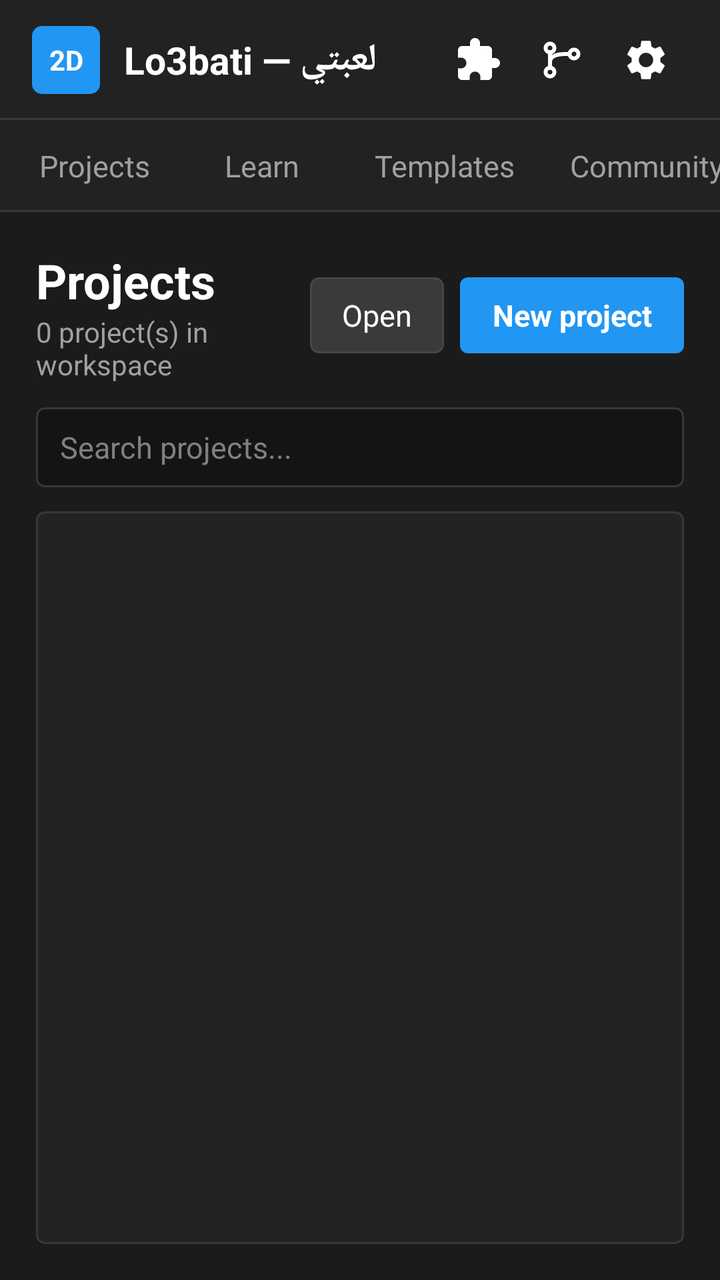
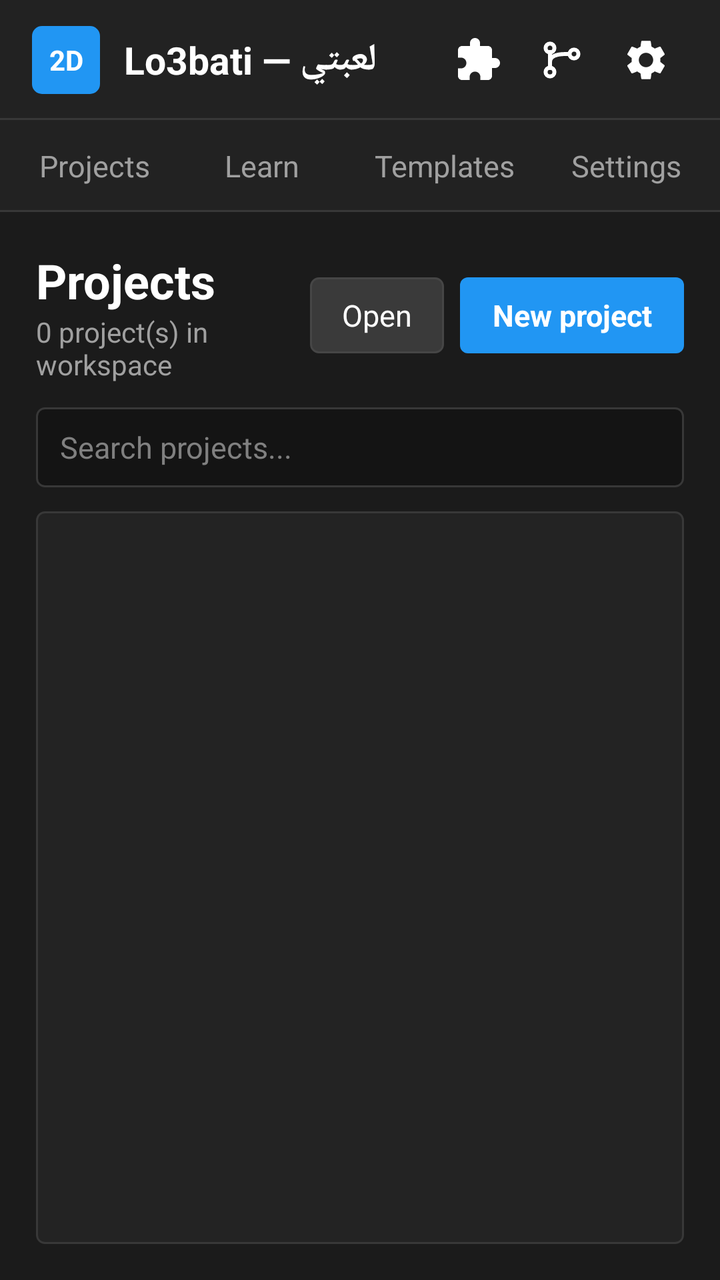

The first picture is an Android layout as it rendered before a commit; the second is the same layout after the commit. The layout source and the unified diff follow.
<!-- AndroidManifest.xml: application theme AppTheme -->
<!-- res/layout/home_screen.xml -->
<?xml version="1.0" encoding="utf-8"?>
<LinearLayout xmlns:android="http://schemas.android.com/apk/res/android"
    android:layout_width="match_parent"
    android:layout_height="match_parent"
    android:background="@color/home_bg"
    android:clickable="true"
    android:focusable="true"
    android:orientation="vertical">

    
    <LinearLayout
        android:layout_width="match_parent"
        android:layout_height="60dp"
        android:background="@drawable/home_header_bg"
        android:gravity="center_vertical"
        android:orientation="horizontal"
        android:paddingStart="16dp"
        android:paddingEnd="16dp">

        <TextView
            android:layout_width="34dp"
            android:layout_height="34dp"
            android:background="@drawable/home_logo_bg"
            android:gravity="center"
            android:text="2D"
            android:textColor="@color/home_text"
            android:textSize="14sp"
            android:textStyle="bold" />

        <TextView
            android:layout_width="wrap_content"
            android:layout_height="wrap_content"
            android:layout_marginStart="12dp"
            android:text="لعبتي — Lo3bati"
            android:textColor="@color/home_text"
            android:textSize="19sp"
            android:textStyle="bold" />

        <View
            android:layout_width="0dp"
            android:layout_height="1dp"
            android:layout_weight="1" />

        <ImageView
            android:id="@+id/home_blocks"
            android:layout_width="42dp"
            android:layout_height="42dp"
            android:background="?android:attr/selectableItemBackgroundBorderless"
            android:contentDescription="Block creator"
            android:padding="9dp"
            android:src="@drawable/ic_s2_blocks"
            android:tint="@color/home_text" />

        <ImageView
            android:id="@+id/home_clone"
            android:layout_width="42dp"
            android:layout_height="42dp"
            android:background="?android:attr/selectableItemBackgroundBorderless"
            android:contentDescription="Clone from GitHub"
            android:padding="9dp"
            android:src="@drawable/ic_s2_git"
            android:tint="@color/home_text" />

        <ImageView
            android:id="@+id/home_gear"
            android:layout_width="42dp"
            android:layout_height="42dp"
            android:background="?android:attr/selectableItemBackgroundBorderless"
            android:contentDescription="Settings"
            android:padding="9dp"
            android:src="@drawable/ic_s2_settings"
            android:tint="@color/home_text" />
    </LinearLayout>

    
    <HorizontalScrollView
        android:layout_width="match_parent"
        android:layout_height="wrap_content"
        android:background="@drawable/home_header_bg"
        android:fillViewport="true"
        android:scrollbars="none">

        <LinearLayout
            android:id="@+id/home_tabs"
            android:layout_width="match_parent"
            android:layout_height="wrap_content"
            android:orientation="horizontal"
            android:padding="5dp">

            <TextView android:id="@+id/tab_projects" style="@style/HomeTab" android:text="Projects" />
            <TextView android:id="@+id/tab_learn" style="@style/HomeTab" android:text="Learn" />
            <TextView android:id="@+id/tab_templates" style="@style/HomeTab" android:text="Templates" />
            <TextView android:id="@+id/tab_community" style="@style/HomeTab" android:text="Community" />
            <TextView android:id="@+id/tab_settings" style="@style/HomeTab" android:text="Settings" />
        </LinearLayout>
    </HorizontalScrollView>

    <FrameLayout
        android:layout_width="match_parent"
        android:layout_height="0dp"
        android:layout_weight="1">

        
        <LinearLayout
            android:id="@+id/page_projects"
            android:layout_width="match_parent"
            android:layout_height="match_parent"
            android:orientation="vertical"
            android:padding="18dp">

            <LinearLayout
                android:layout_width="match_parent"
                android:layout_height="wrap_content"
                android:gravity="center_vertical"
                android:orientation="horizontal">

                <LinearLayout
                    android:layout_width="0dp"
                    android:layout_height="wrap_content"
                    android:layout_weight="1"
                    android:orientation="vertical">

                    <TextView style="@style/HomePageTitle" android:text="Projects" />

                    <TextView
                        android:id="@+id/projects_count"
                        style="@style/HomePageSubtitle"
                        android:text="0 project(s) in workspace" />
                </LinearLayout>

                <TextView
                    android:id="@+id/btn_open"
                    style="@style/HomeButton.Secondary"
                    android:layout_marginEnd="8dp"
                    android:text="Open" />

                <TextView
                    android:id="@+id/btn_new_project"
                    style="@style/HomeButton.Primary"
                    android:text="New project" />
            </LinearLayout>

            <EditText
                android:id="@+id/projects_search"
                android:layout_width="match_parent"
                android:layout_height="40dp"
                android:layout_marginTop="12dp"
                android:background="@drawable/home_input_bg"
                android:hint="Search projects..."
                android:imeOptions="actionSearch"
                android:inputType="text"
                android:paddingStart="12dp"
                android:paddingEnd="12dp"
                android:textColor="@color/home_text"
                android:textColorHint="@color/home_text_muted"
                android:textSize="15sp" />

            <FrameLayout
                android:layout_width="match_parent"
                android:layout_height="match_parent"
                android:layout_marginTop="12dp"
                android:background="@drawable/home_list_bg"
                android:padding="1dp">

                <ScrollView
                    android:layout_width="match_parent"
                    android:layout_height="match_parent">

                    <LinearLayout
                        android:id="@+id/projects_list"
                        android:layout_width="match_parent"
                        android:layout_height="wrap_content"
                        android:orientation="vertical" />
                </ScrollView>

                <TextView
                    android:id="@+id/projects_empty"
                    android:layout_width="wrap_content"
                    android:layout_height="wrap_content"
                    android:layout_gravity="center"
                    android:text="No projects yet"
                    android:textColor="@color/home_text_muted"
                    android:textSize="15sp"
                    android:visibility="gone" />
            </FrameLayout>
        </LinearLayout>

        
        <ScrollView
            android:id="@+id/page_templates"
            android:layout_width="match_parent"
            android:layout_height="match_parent"
            android:visibility="gone">

            <LinearLayout
                android:id="@+id/templates_list"
                android:layout_width="match_parent"
                android:layout_height="wrap_content"
                android:orientation="vertical"
                android:padding="18dp">

                <TextView style="@style/HomePageTitle" android:text="Templates &amp; Examples" />

                <TextView
                    style="@style/HomePageSubtitle"
                    android:layout_marginBottom="6dp"
                    android:text="Jumpstart your game with ready-to-run starter projects and engine features" />
            </LinearLayout>
        </ScrollView>

        
        <ScrollView
            android:id="@+id/page_learn"
            android:layout_width="match_parent"
            android:layout_height="match_parent"
            android:visibility="gone">

            <LinearLayout
                android:id="@+id/learn_list"
                android:layout_width="match_parent"
                android:layout_height="wrap_content"
                android:orientation="vertical"
                android:padding="18dp">

                <TextView style="@style/HomePageTitle" android:text="Learn by making games" />

                <TextView
                    style="@style/HomePageSubtitle"
                    android:layout_marginBottom="6dp"
                    android:text="Interactive tutorials guide every tap, step by step" />
            </LinearLayout>
        </ScrollView>

        
        <ScrollView
            android:id="@+id/page_community"
            android:layout_width="match_parent"
            android:layout_height="match_parent"
            android:visibility="gone">

            <LinearLayout
                android:id="@+id/community_list"
                android:layout_width="match_parent"
                android:layout_height="wrap_content"
                android:orientation="vertical"
                android:padding="18dp">

                <TextView style="@style/HomePageTitle" android:text="Community &amp; Support" />

                <TextView
                    style="@style/HomePageSubtitle"
                    android:text="Connect with the Star2D developer community across the globe" />

                <LinearLayout
                    android:layout_width="match_parent"
                    android:layout_height="wrap_content"
                    android:layout_marginTop="18dp"
                    android:layout_marginBottom="8dp"
                    android:background="@drawable/home_donate_bg"
                    android:gravity="center_vertical"
                    android:orientation="horizontal"
                    android:padding="14dp">

                    <LinearLayout
                        android:layout_width="0dp"
                        android:layout_height="wrap_content"
                        android:layout_weight="1"
                        android:orientation="vertical">

                        <TextView
                            android:layout_width="wrap_content"
                            android:layout_height="wrap_content"
                            android:text="💖 Support Engine Development"
                            android:textColor="@color/home_text"
                            android:textSize="17sp"
                            android:textStyle="bold" />

                        <TextView
                            android:layout_width="wrap_content"
                            android:layout_height="wrap_content"
                            android:layout_marginTop="2dp"
                            android:text="Star2D is developed with passion. Help keep updates and features coming!"
                            android:textColor="@color/home_text_secondary"
                            android:textSize="13sp" />
                    </LinearLayout>

                    <TextView
                        android:id="@+id/btn_donate"
                        style="@style/HomeButton.Primary"
                        android:layout_marginStart="10dp"
                        android:text="Donate" />
                </LinearLayout>
            </LinearLayout>
        </ScrollView>

        
        <ScrollView
            android:id="@+id/page_settings"
            android:layout_width="match_parent"
            android:layout_height="match_parent"
            android:visibility="gone">

            <LinearLayout
                android:layout_width="match_parent"
                android:layout_height="wrap_content"
                android:orientation="vertical"
                android:padding="18dp">

                <TextView style="@style/HomePageTitle" android:text="Engine Settings" />

                <TextView
                    style="@style/HomePageSubtitle"
                    android:text="Configure editor behaviors, code generation, and preferences" />

                <LinearLayout
                    android:layout_width="match_parent"
                    android:layout_height="wrap_content"
                    android:layout_marginTop="18dp"
                    android:background="@drawable/home_card_bg"
                    android:orientation="vertical"
                    android:padding="16dp">

                    <TextView
                        android:layout_width="wrap_content"
                        android:layout_height="wrap_content"
                        android:text="EDITOR &amp; COMPILER"
                        android:textColor="@color/home_text_muted"
                        android:textSize="13sp"
                        android:textStyle="bold" />

                    <TextView style="@style/HomeFieldLabel" android:text="Interface Language" />

                    <FrameLayout
                        android:layout_width="match_parent"
                        android:layout_height="wrap_content">

                        <Spinner
                            android:id="@+id/setting_language"
                            style="@style/HomeSpinner" />

                        <TextView
                            android:layout_width="wrap_content"
                            android:layout_height="wrap_content"
                            android:layout_gravity="end|center_vertical"
                            android:layout_marginEnd="14dp"
                            android:text="▾"
                            android:textColor="@color/home_text_secondary"
                            android:textSize="16sp" />
                    </FrameLayout>

                    <TextView style="@style/HomeFieldLabel" android:text="Java Compiler Backend" />

                    <FrameLayout
                        android:layout_width="match_parent"
                        android:layout_height="wrap_content">

                        <Spinner
                            android:id="@+id/setting_compiler"
                            style="@style/HomeSpinner" />

                        <TextView
                            android:layout_width="wrap_content"
                            android:layout_height="wrap_content"
                            android:layout_gravity="end|center_vertical"
                            android:layout_marginEnd="14dp"
                            android:text="▾"
                            android:textColor="@color/home_text_secondary"
                            android:textSize="16sp" />
                    </FrameLayout>

                    <androidx.appcompat.widget.SwitchCompat
                        android:id="@+id/setting_completion"
                        style="@style/HomeSwitch"
                        android:layout_marginTop="18dp"
                        android:text="Script Code Completion" />

                    <androidx.appcompat.widget.SwitchCompat
                        android:id="@+id/setting_autosave"
                        style="@style/HomeSwitch"
                        android:text="Automatic Scene Saving" />

                    <androidx.appcompat.widget.SwitchCompat
                        android:id="@+id/setting_undo"
                        style="@style/HomeSwitch"
                        android:text="Persist Undo/Redo History" />
                </LinearLayout>
            </LinearLayout>
        </ScrollView>
    </FrameLayout>
</LinearLayout>
<!-- resources referenced by this layout -->
<resources>
  <color name="home_bg">#FF1B1B1B</color>
  <color name="home_text">#FFFFFFFF</color>
  <color name="home_text_muted">#FF808080</color>
  <color name="home_text_secondary">#FFA0A0A0</color>
  <!-- drawable home_logo_bg (drawable) -->
  <?xml version="1.0" encoding="utf-8"?>
  <shape xmlns:android="http://schemas.android.com/apk/res/android" android:shape="rectangle">
      <solid android:color="@color/home_accent" />
      <corners android:radius="5dp" />
  </shape>
  <style name="HomeButton.Primary">
          <item name="android:background">@drawable/home_btn_primary</item>
          <item name="android:textStyle">bold</item>
      </style>
  <style name="HomeButton.Secondary">
          <item name="android:background">@drawable/home_btn_secondary</item>
      </style>
  <style name="HomePageSubtitle">
          <item name="android:layout_width">wrap_content</item>
          <item name="android:layout_height">wrap_content</item>
          <item name="android:textColor">@color/home_text_secondary</item>
          <item name="android:textSize">14sp</item>
      </style>
  <style name="HomePageTitle">
          <item name="android:layout_width">wrap_content</item>
          <item name="android:layout_height">wrap_content</item>
          <item name="android:textColor">@color/home_text</item>
          <item name="android:textSize">24sp</item>
          <item name="android:textStyle">bold</item>
      </style>
  <style name="HomeSpinner">
          <item name="android:layout_width">match_parent</item>
          <item name="android:layout_height">44dp</item>
          <item name="android:background">@drawable/home_input_bg</item>
          <item name="android:popupBackground">@color/home_surface</item>
      </style>
  <style name="HomeSwitch">
          <item name="android:layout_width">match_parent</item>
          <item name="android:layout_height">48dp</item>
          <item name="android:textColor">@color/home_text</item>
          <item name="android:textSize">16sp</item>
      </style>
  <color name="home_surface">#FF232323</color>
  <color name="home_border">#FF383838</color>
  <color name="home_accent">#FF2196F3</color>
  <color name="home_header">#FF222222</color>
  <color name="home_input">#FF141414</color>
  <color name="md_theme_light_primary">#934B00</color>
  <color name="md_theme_light_onPrimary">#FFFFFF</color>
  <color name="md_theme_light_primaryContainer">#FFDCC5</color>
  <color name="md_theme_light_onPrimaryContainer">#301400</color>
  <color name="md_theme_light_secondary">#755945</color>
  <color name="md_theme_light_onSecondary">#FFFFFF</color>
  <color name="md_theme_light_secondaryContainer">#FFDCC5</color>
  <color name="md_theme_light_onSecondaryContainer">#2A1708</color>
  <color name="md_theme_light_tertiary">#5E6135</color>
  <color name="md_theme_light_onTertiary">#FFFFFF</color>
  <color name="md_theme_light_tertiaryContainer">#E3E6AF</color>
  <color name="md_theme_light_onTertiaryContainer">#1B1D00</color>
  <color name="md_theme_light_error">#BA1A1A</color>
  <color name="md_theme_light_errorContainer">#FFDAD6</color>
  <color name="md_theme_light_onError">#FFFFFF</color>
  <color name="md_theme_light_onErrorContainer">#410002</color>
  <color name="md_theme_light_background">#FFFBFF</color>
  <color name="md_theme_light_onBackground">#201A17</color>
  <color name="md_theme_light_surface">#FFFBFF</color>
  <color name="md_theme_light_onSurface">#201A17</color>
  <color name="md_theme_light_surfaceVariant">#F3DFD2</color>
  <color name="md_theme_light_onSurfaceVariant">#52443B</color>
  <color name="md_theme_light_outline">#84746A</color>
  <color name="md_theme_light_inverseOnSurface">#FBEEE8</color>
  <color name="md_theme_light_inverseSurface">#362F2B</color>
  <color name="md_theme_light_inversePrimary">#FFB781</color>
  <color name="home_accent_dark">#FF1976D2</color>
  <color name="home_button">#FF3A3A3A</color>
  <!-- unchanged entries left out for length: 13 -->
</resources>

<!-- the commit's change to res/layout/home_screen.xml (unified diff, before → after) -->
@@ -90,7 +90,8 @@
             <TextView android:id="@+id/tab_projects" style="@style/HomeTab" android:text="Projects" />
             <TextView android:id="@+id/tab_learn" style="@style/HomeTab" android:text="Learn" />
             <TextView android:id="@+id/tab_templates" style="@style/HomeTab" android:text="Templates" />
-            <TextView android:id="@+id/tab_community" style="@style/HomeTab" android:text="Community" />
+            
+            <TextView android:id="@+id/tab_community" style="@style/HomeTab" android:text="Community" android:visibility="gone" />
             <TextView android:id="@+id/tab_settings" style="@style/HomeTab" android:text="Settings" />
         </LinearLayout>
     </HorizontalScrollView>
